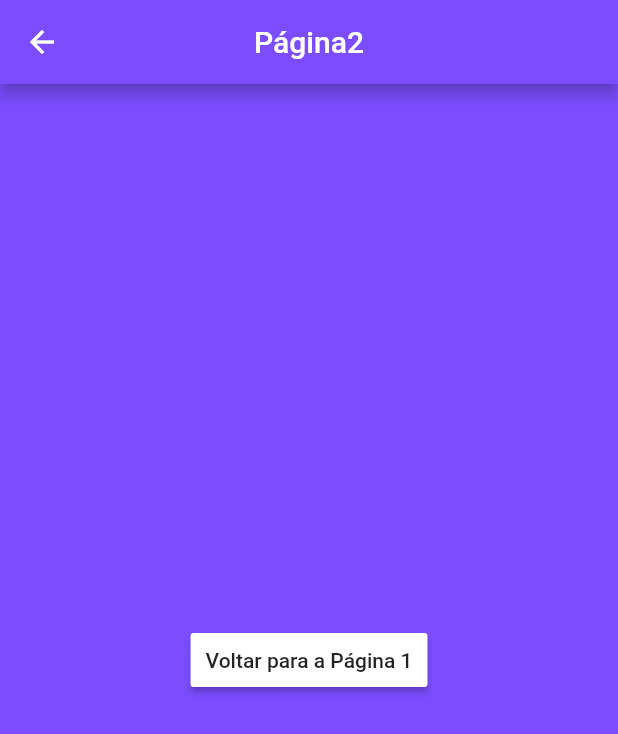
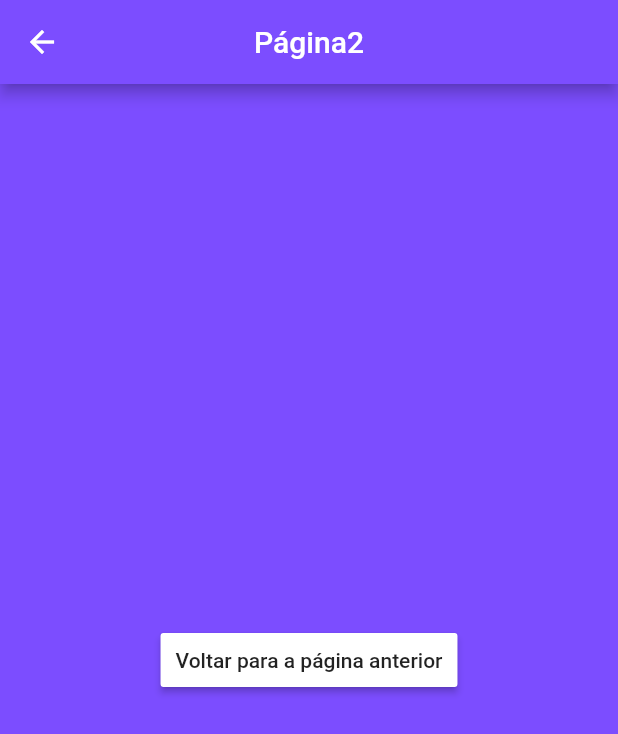
Before and after one commit to PhRezende-eng/Navigation-In-Flutter, a Flutter app: the Page2 screen opened by its route, on a phone screen of 412 x 824 dp. Shown: the top 734 px of the screen. Run offline on Flutter 3.47's test engine with Material 2 defaults, Android fonts, the phone set to English and light mode, and no system bars.

Commit message:
its finished the last commit

```diff
--- a/lib/page2.dart
+++ b/lib/page2.dart
@@ -17,7 +17,7 @@ class Page2 extends StatelessWidget {
             onPressed: () {
               Navigator.pop(context);
             },
-            child: Text('Voltar para a Página 1'),
+            child: Text('Voltar para a página anterior'),
             padding: EdgeInsets.all(10.0),
           )),
         ),
```
Also changed, not shown: lib/page0.dart (+8 -4 lines).
